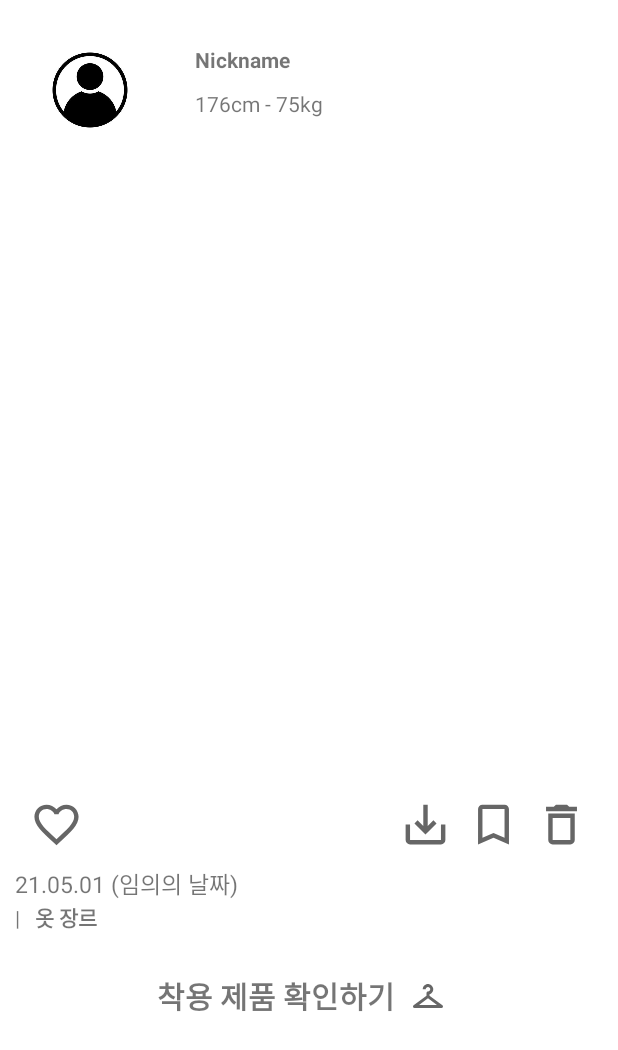
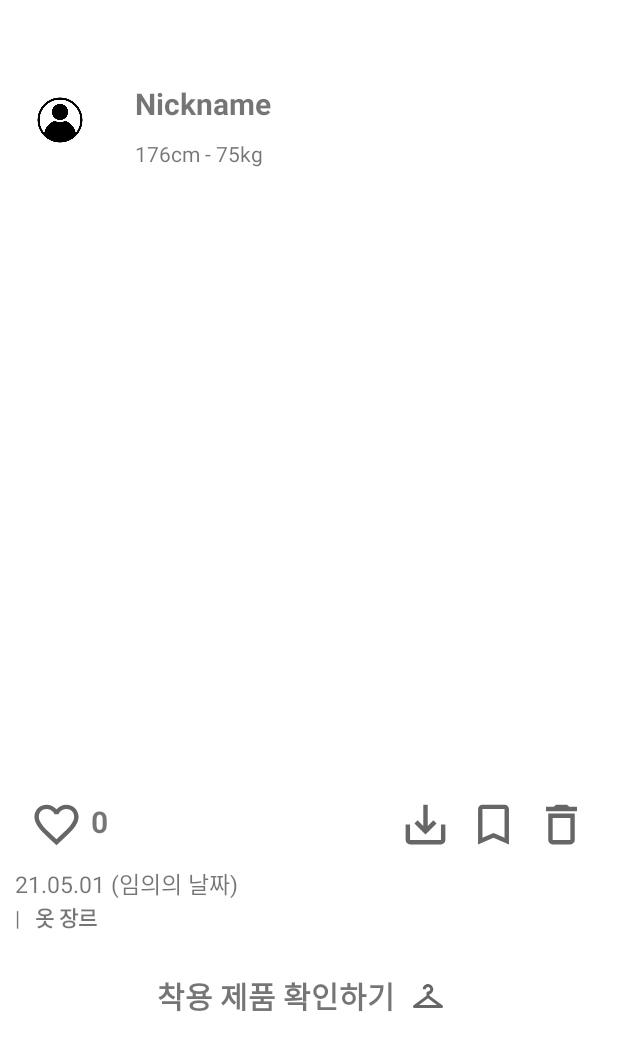
Before and after one commit to ehojune/OOTM_app_frontend, an Android app: the ViewPostActivity screen opened directly, with no data from a screen before it, on a phone screen of 412 x 824 dp. Shown: the top 1050 px of the screen. Run offline under Robolectric (Android 15) with nearby library versions, the phone set to English and light mode, and no system bars; libraries missing offline, so code that uses them is left out: com.kakao.sdk; pictures from the network do not load.

Commit message:
implement wishnum and marknum

```diff
--- a/frontend/app/build.gradle
+++ b/frontend/app/build.gradle
@@ -29,6 +29,7 @@ android {
 }
 
 dependencies {
+    implementation 'com.google.android.material:material:1.2.0-alpha06'
     implementation 'com.squareup.retrofit2:converter-gson:2.6.2'
     implementation 'com.squareup.retrofit2:retrofit:2.6.0'
     implementation "androidx.viewpager2:viewpager2:1.0.0"
--- a/frontend/app/src/main/java/com/example/cloth_recommender/Frag1/MultiImageAdapter.java
+++ b/frontend/app/src/main/java/com/example/cloth_recommender/Frag1/MultiImageAdapter.java
@@ -30,7 +30,7 @@ public class MultiImageAdapter extends RecyclerView.Adapter<MultiImageAdapter.Vi
     ArrayList<Drawable> mImgarr;
     boolean isImageFitToScreen;
     // 생성자에서 데이터 리스트 객체, Context를 전달받음.
-    MultiImageAdapter(ArrayList<String> list, Context context, int imgindex, ArrayList<Drawable> imgarr) {
+    public MultiImageAdapter(ArrayList<String> list, Context context, int imgindex, ArrayList<Drawable> imgarr) {
         mData = list ;
         mContext = context;
         mImgindex = imgindex;
--- a/frontend/app/src/main/java/com/example/cloth_recommender/Frag2/MultiImageAdapter.java
+++ b/frontend/app/src/main/java/com/example/cloth_recommender/Frag2/MultiImageAdapter.java
@@ -8,6 +8,7 @@ import android.view.LayoutInflater;
 import android.view.View;
 import android.view.ViewGroup;
 import android.widget.ImageView;
+import android.widget.TextView;
 
 import androidx.recyclerview.widget.RecyclerView;
 
@@ -46,10 +47,12 @@ public class MultiImageAdapter extends RecyclerView.Adapter<MultiImageAdapter.Vi
     public class ViewHolder extends RecyclerView.ViewHolder {
 
         ImageView image;
+        TextView marktext;
         ViewHolder(View itemView) {
             super(itemView) ;
             // 뷰 객체에 대한 참조.
             image = itemView.findViewById(R.id.galleryimage2);
+            marktext = itemView.findViewById(R.id.totalmarknum);
 
         }
     }
@@ -86,6 +89,8 @@ public class MultiImageAdapter extends RecyclerView.Adapter<MultiImageAdapter.Vi
             public void onResponse(Call<postInfo> call, Response<postInfo> response) {
                 mImgindex= Integer.parseInt(response.body().postImage);
                 holder.image.setImageDrawable(mImgarr.get(mImgindex));
+                holder.marktext.setText(Integer.toString(response.body().markUsers.size()));
+
             }
             @Override
             public void onFailure(Call<postInfo> call, Throwable t) {
--- a/frontend/app/src/main/java/com/example/cloth_recommender/Frag2/ViewPostActivity.java
+++ b/frontend/app/src/main/java/com/example/cloth_recommender/Frag2/ViewPostActivity.java
@@ -36,6 +36,8 @@ import com.example.cloth_recommender.server.UserData;
 import com.example.cloth_recommender.server.postInfo;
 import com.kakao.sdk.user.UserApiClient;
 
+import org.w3c.dom.Text;
+
 import java.io.File;
 import java.io.FileNotFoundException;
 import java.io.FileOutputStream;
@@ -56,6 +58,8 @@ public class ViewPostActivity extends Activity {
     private ImageButton btn;
     private static final String TAG = "ViewPostActivity";
     private String mCurrentPhotoPath;
+    public static int likenum;
+    public static int marknum;
 
     PopupWindow popUp;
     TextView postuser;
@@ -69,6 +73,7 @@ public class ViewPostActivity extends Activity {
     ArrayList<String> likeIDs;
     ArrayList<String> MarkIDs;
     UserData userinfo;
+    TextView likenumtxt;
 
     @RequiresApi(api = Build.VERSION_CODES.P)
     @Override
@@ -87,6 +92,7 @@ public class ViewPostActivity extends Activity {
         markbtn = findViewById(R.id.markbtn);
         date = findViewById(R.id.datetext);
         userimg = findViewById(R.id.userimage);
+        likenumtxt = findViewById(R.id.likenum);
         RetrofitAPI retrofitAPI = ApiClient.getClient().create(RetrofitAPI.class);
 
 
@@ -111,6 +117,10 @@ public class ViewPostActivity extends Activity {
                 userbody.setText( postinfo.userBody.height +"cm - " + postinfo.userBody.weight+ "kg");
                 genre.setText(postinfo.postgenre);
                 date.setText(postinfo.date);
+                likenum = postinfo.wishUsers.size();
+                Log.d("likenum", String.valueOf(likenum));
+                marknum = postinfo.markUsers.size();
+                likenumtxt.setText(Integer.toString(likenum));
 
                 App appState = ((App)getApplicationContext());
 
@@ -261,6 +271,14 @@ public class ViewPostActivity extends Activity {
                         idmap.put("postid", postID);
 
                         idmap.put("userid", appState.getState());
+                        if(wishbtn.isChecked()){
+                            likenumtxt.setText(Integer.toString(likenum+1));
+                            likenum += 1;
+                        }
+                        else{
+                            likenum -= 1;
+                            likenumtxt.setText(Integer.toString(likenum));
+                        }
 
                         Call<Void> setLikecall = retrofitAPI.setLike(idmap);
                         setLikecall.enqueue(new Callback<Void>() {
@@ -285,7 +303,6 @@ public class ViewPostActivity extends Activity {
 
 
                         idmap.put("userid", appState.getState());
-
                         Call<Void> setMarkcall = retrofitAPI.setMark(idmap);
                         setMarkcall.enqueue(new Callback<Void>() {
                             @Override
--- a/frontend/app/src/main/java/com/example/cloth_recommender/server/RetrofitAPI.java
+++ b/frontend/app/src/main/java/com/example/cloth_recommender/server/RetrofitAPI.java
@@ -22,6 +22,9 @@ public interface RetrofitAPI {
 
     @GET("/post/getpostid")
     Call<List<String>> getPostID();
+
+    @GET("/post/getpostid-hot")
+    Call<List<String>> getPostID_hot();
 
     @GET("/post/getpostid-mypage/{userID}")
     Call<List<String>> getPostID_mypage(@Path("userID") String userID);
--- a/frontend/app/src/main/java/com/example/cloth_recommender/server/postInfo.java
+++ b/frontend/app/src/main/java/com/example/cloth_recommender/server/postInfo.java
@@ -2,6 +2,7 @@ package com.example.cloth_recommender.server;
 
 import com.google.gson.annotations.SerializedName;
 
+import java.util.ArrayList;
 import java.util.List;
 
 public class postInfo {
@@ -17,6 +18,10 @@ public class postInfo {
     public String postgenre;
     @SerializedName("date")
     public String date;
+    @SerializedName("wishUsers")
+    public ArrayList<String> wishUsers;
+    @SerializedName("markUsers")
+    public ArrayList<String> markUsers;
 
     @SerializedName("postImage")
     public String postImage;
--- a/frontend/app/src/main/res/layout/frag1_multi_image_item.xml
+++ b/frontend/app/src/main/res/layout/frag1_multi_image_item.xml
@@ -11,9 +11,11 @@
 
     <ImageView
         android:id="@+id/galleryimage1"
-        android:layout_width="match_parent"
+        android:layout_width="wrap_content"
         android:layout_height="136dp"
         android:src="@drawable/app_logo"/>
 
 
+
+
 </LinearLayout>
--- a/frontend/app/src/main/res/layout/frag2_activity_viewpostactivity.xml
+++ b/frontend/app/src/main/res/layout/frag2_activity_viewpostactivity.xml
@@ -6,25 +6,29 @@
     android:layout_height="match_parent"
     android:orientation="vertical"
     tools:context=".Frag2.ViewPostActivity">
-
+    <View
+        android:layout_width="match_parent"
+        android:layout_height="40dp"
+        android:backgroundTint="#EFEFEF"/>
     <RelativeLayout
         android:layout_width="match_parent"
         android:layout_height="wrap_content">
         <ImageView
             android:id="@+id/userimage"
             android:layout_margin="10dp"
-            android:layout_width="100dp"
-            android:layout_height="100dp"
+            android:layout_width="60dp"
+            android:layout_height="60dp"
             android:src="@drawable/profileinfo"
             />
         <TextView
             android:id="@+id/postuser"
             android:layout_width="wrap_content"
             android:layout_height="wrap_content"
-            android:layout_marginTop="30dp"
+            android:layout_marginTop="15dp"
             android:layout_marginLeft="10dp"
             android:textStyle="bold"
             android:text="Nickname"
+            android:textSize="20sp"
             android:layout_toRightOf="@id/userimage"
             />
         <TextView
@@ -66,6 +70,14 @@
             android:layout_marginLeft="10dp"
             android:button="@drawable/wish_btn"
             />
+        <TextView
+            android:id="@+id/likenum"
+            android:layout_width="wrap_content"
+            android:layout_height="wrap_content"
+            android:layout_marginLeft="5dp"
+            android:text="0"
+            android:textSize="20dp"
+            android:textStyle="bold"/>
         <View
             android:layout_width="0dp"
             android:layout_height="0dp"
```
Also changed, not shown: frontend/app/src/main/java/com/example/cloth_recommender/Frag1/Frag1.java (+53 -67 lines), frontend/app/src/main/java/com/example/cloth_recommender/Frag2/Frag2.java (+71 -4 lines), frontend/app/src/main/java/com/example/cloth_recommender/Frag3/MultiImageAdapter.java (+0 -9 lines), frontend/app/src/main/res/layout/frag1.xml (+15 -16 lines), frontend/app/src/main/res/layout/frag2.xml (+26 -6 lines), frontend/app/src/main/res/layout/frag2_multi_image_item.xml (+28 -5 lines).
